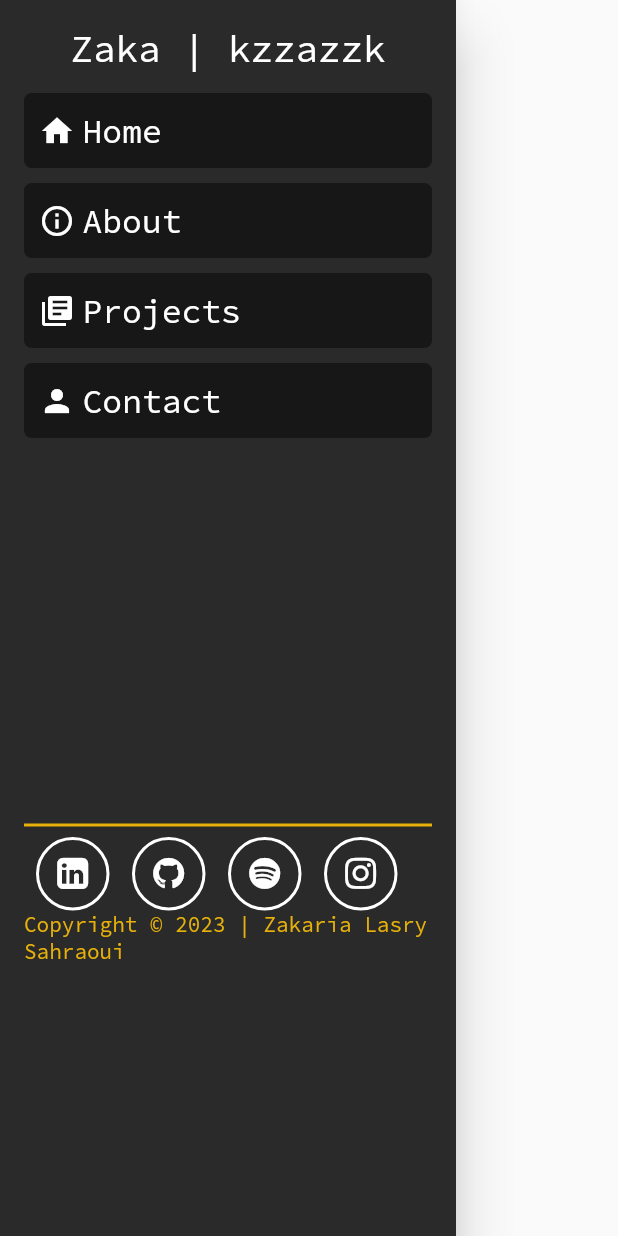
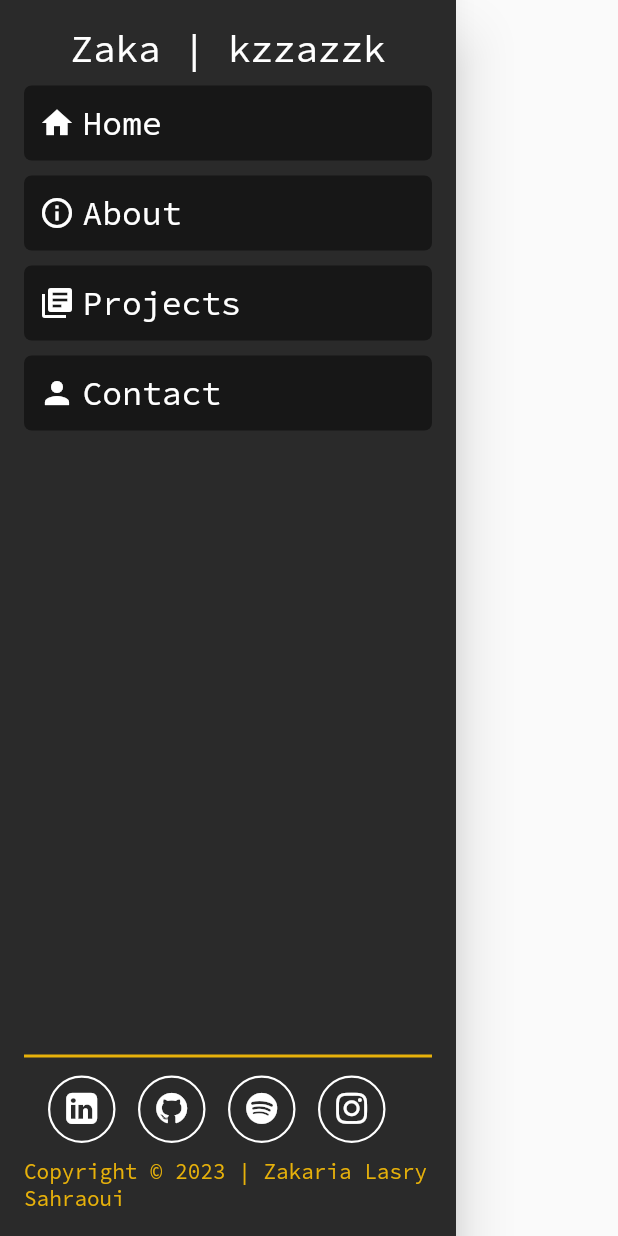
Before and after one commit to kzzazzk/kzzazzk.codes, a Flutter app: the MenuDrawer widget shown alone on an empty page, opened directly, on a phone screen of 412 x 824 dp. Run offline on Flutter 3.47's test engine with Material 2 defaults, Android fonts, the light colour scheme and no system bars; our stand-ins replace animated_text_kit, google_fonts; missing offline and left inert: animate_gradient, hovering, universal_html.

Commit message:
Fixed button padding

```diff
--- a/portfolio/lib/widgets/menu_drawer.dart
+++ b/portfolio/lib/widgets/menu_drawer.dart
@@ -61,18 +61,19 @@ class MenuDrawer extends StatelessWidget {
                   style: TextStyle(color: Colors.white, fontSize: 25),
                 ),
               ),
-              const SizedBox(height: 5),
               ...drawerTopics,
-              const Spacer(),
-              const CustomDivider(),
               Expanded(
                 child: Column(
                   children: [
+                    const Spacer(),
+                    const CustomDivider(),
+                    const SizedBox(height: 5),
                     Row(
                       mainAxisAlignment: MainAxisAlignment
                           .center, // Center the Row horizontally
                       children: [...iconButtons],
                     ),
+                    const SizedBox(height: 10),
                     const Align(
                       alignment: Alignment.bottomCenter,
                       child: Text(
--- a/portfolio/lib/widgets/menu_drawer_items/menu_drawer_ic_button.dart
+++ b/portfolio/lib/widgets/menu_drawer_items/menu_drawer_ic_button.dart
@@ -14,32 +14,29 @@ class _CustomIconButtonState extends State<CustomIconButton> {
 
   @override
   Widget build(BuildContext context) {
-    return Container(
-      decoration: BoxDecoration(
-        shape: BoxShape.circle,
-        border: Border.all(
-          color: Colors.white, // border color
-          width: 2, // border width
-        ),
-      ),
-      child: SizedBox.fromSize(
-        size: const Size(45, 45), // button width and height
-        child: ClipOval(
-          child: Material(
-            color: Colors.transparent, // button color
-            child: InkWell(
-              splashColor: Colors.transparent, // splash color
-              onTap: () {}, // button pressed
-              child: Column(
-                mainAxisAlignment: MainAxisAlignment.center,
-                children: <Widget>[
-                  Icon(widget.iconData, color: Colors.white), // icon
-                ],
-              ),
+    return InkWell(
+      child: Container(
+          width: 45,
+          height: 45,
+          decoration: BoxDecoration(
+            shape: BoxShape.circle,
+            border: Border.all(color: Colors.white, width: 1.5),
+          ),
+          child: IconButton(
+            padding: EdgeInsets.zero,
+            onPressed: () {},
+            style: IconButton.styleFrom(
+              foregroundColor: Colors.white,
+              backgroundColor: Colors.transparent, // Text color
+              shape: const CircleBorder(),
             ),
-          ),
-        ),
-      ),
+            icon: Icon(
+              widget.iconData,
+              color: Colors.white,
+            ),
+            alignment: Alignment
+                .center, // Center the icon both horizontally and vertically
+          )),
     );
   }
 }
```
